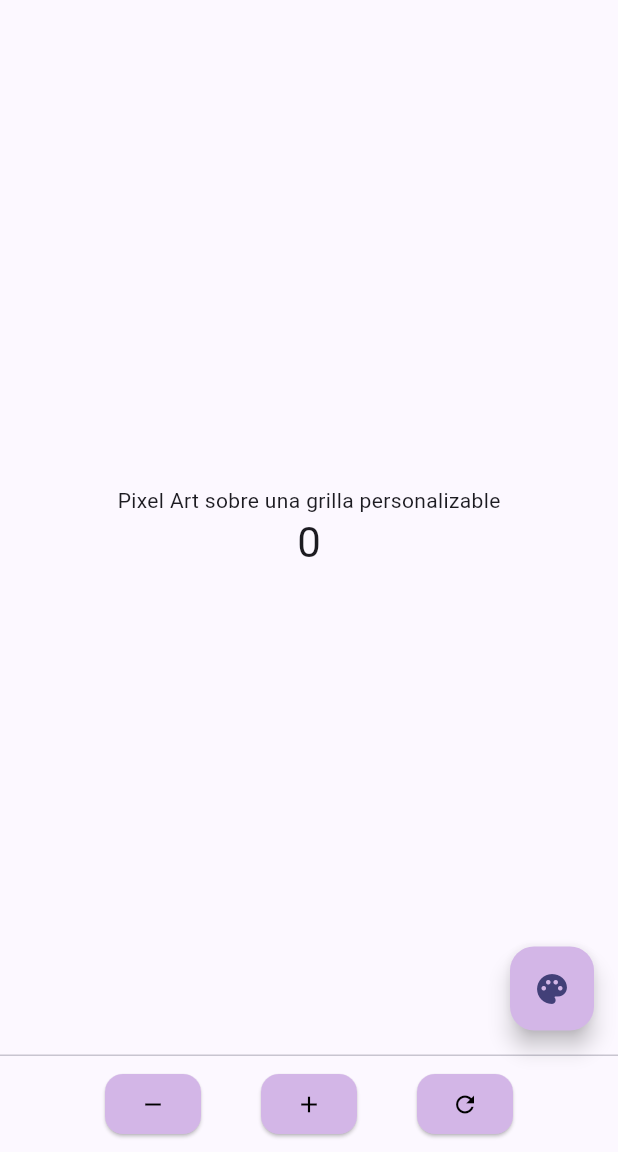
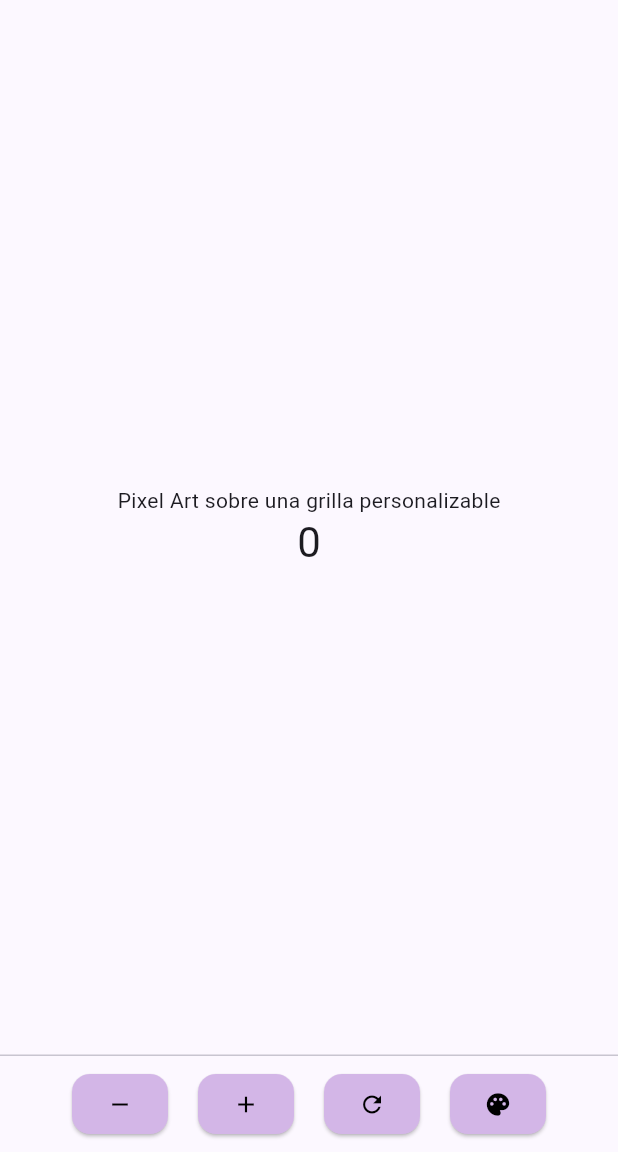
Before and after one commit to Bastian-Correa/3479A321_2023479046, a Flutter app: the screen it shows after launch, on a phone screen of 412 x 824 dp, the part 84-1236 px from its top. Run offline on Flutter 3.47's test engine with Material 3 defaults, Android fonts, the phone set to English and light mode, and no system bars.

Commit message:
Cambios de repeticiones inecesarios
Cambie el codigo original que tenia sobre los botones para hacer que en vez de hacer las cosas idependientes ya sea el ElevatedButton o entre otras funciones, hacerlo de forma mas directa para todos haciendo menos repetición de codigo, para que estuvieran refactirizados correctamente. Ademas el cambio que hice del botón de paleta, reubique el botón de la paleta abajo con los demas adaptandolos con ellos.

```diff
--- a/Lab2/lab2/lib/main.dart
+++ b/Lab2/lab2/lib/main.dart
@@ -31,9 +31,13 @@ class MyHomePage extends StatefulWidget {
 class _MyHomePageState extends State<MyHomePage> {
   int _counter = 0;
 
-  //Color para todo (App y botones)
+  //Color para todo (App y botones al comenzar al app)
   Color _themeColor = const Color.fromARGB(255, 211, 182, 231);
 
+  //Valor de reinicio (es 0)
+  static const int _defaultCounter = 0;
+
+  //Para Aumentar
   void _incrementCounter() {
     setState(() {
       _counter++;
@@ -50,7 +54,7 @@ class _MyHomePageState extends State<MyHomePage> {
   //Para reiniciar
   void _resetCounter() {
     setState(() {
-      _counter = 0;
+      _counter = _defaultCounter; // Usa constante
     });
   }
 
@@ -105,11 +109,99 @@ class _MyHomePageState extends State<MyHomePage> {
     );
   }
 
+  // Metodo que concentra "todos" los botones al pie
+  List<Widget> _buildFooterButtons() {
+    return [
+      Row(
+        mainAxisAlignment: MainAxisAlignment.center,
+        children: [
+          // Botón de Menos
+          ElevatedButton(
+            onPressed: _decrementCounter,
+            style: ElevatedButton.styleFrom(
+              shape: RoundedRectangleBorder(
+                borderRadius: BorderRadius.circular(
+                  12,
+                ), // Botón Cubito semicircular
+              ),
+              padding: const EdgeInsets.all(5), // Espacio alrededor del icono
+              backgroundColor: _themeColor, // Color asignado de paleta
+            ),
+            child: const Icon(
+              Icons.remove,
+              color: Color.fromARGB(255, 0, 0, 0),
+            ), // Icono dentro
+          ),
+
+          const SizedBox(width: 20),
+
+          // Botón de Más
+          ElevatedButton(
+            onPressed: _incrementCounter,
+            style: ElevatedButton.styleFrom(
+              shape: RoundedRectangleBorder(
+                borderRadius: BorderRadius.circular(
+                  12,
+                ), // Botón Cubito semicircular
+              ),
+              padding: const EdgeInsets.all(5), // Espacio alrededor del icono
+              backgroundColor: _themeColor, // Color asignado de paleta
+            ),
+            child: const Icon(
+              Icons.add,
+              color: Color.fromARGB(255, 0, 0, 0),
+            ), // Icono dentro
+          ),
+
+          const SizedBox(width: 20),
+
+          // Botón de Reiniciar
+          ElevatedButton(
+            onPressed: _resetCounter,
+            style: ElevatedButton.styleFrom(
+              shape: RoundedRectangleBorder(
+                borderRadius: BorderRadius.circular(
+                  12,
+                ), // Botón Cubito semicircular
+              ),
+              padding: const EdgeInsets.all(5), // Espacio alrededor del icono
+              backgroundColor: _themeColor, // Color asignado de paleta
+            ),
+            child: const Icon(
+              Icons.refresh,
+              color: Color.fromARGB(255, 0, 0, 0),
+            ), // Icono dentro
+          ),
+
+          const SizedBox(width: 20),
+
+          // Botón de paleta, abajo en el pie con los demas botones
+          ElevatedButton(
+            onPressed: _palette,
+            style: ElevatedButton.styleFrom(
+              shape: RoundedRectangleBorder(
+                borderRadius: BorderRadius.circular(
+                  12,
+                ), // Botón Cubito semicircular
+              ),
+              padding: const EdgeInsets.all(5), // Espacio alrededor del icono
+              backgroundColor: _themeColor, // Color asignado de paleta
+            ),
+            child: const Icon(
+              Icons.palette,
+              color: Color.fromARGB(255, 0, 0, 0),
+            ), // Icono dentro
+          ),
+        ],
+      ),
+    ];
+  }
+
   @override
   Widget build(BuildContext context) {
     return Scaffold(
       appBar: AppBar(
-        backgroundColor: _themeColor, //Usa el color elegido de la paleta
+        backgroundColor: _themeColor, // Usa el color elegido de la paleta
         title: Text(widget.title),
       ),
       body: Center(
@@ -124,75 +216,7 @@ class _MyHomePageState extends State<MyHomePage> {
           ],
         ),
       ),
-
-      //Botón de Paleta
-      floatingActionButton: FloatingActionButton(
-        onPressed: _palette,
-        tooltip: 'Elegir color',
-        backgroundColor: _themeColor,
-        child: const Icon(Icons.palette),
-      ),
-
-      //Botones de abajo
-      persistentFooterButtons: [
-        Row(
-          mainAxisAlignment: MainAxisAlignment.center,
-          children: [
-            ElevatedButton(
-              onPressed: _decrementCounter, //Botón de Menos
-              style: ElevatedButton.styleFrom(
-                shape: RoundedRectangleBorder(
-                  borderRadius: BorderRadius.circular(
-                    12,
-                  ), ////Botón Cubito semicircular
-                ),
-                padding: const EdgeInsets.all(10), //Espacio alrededor del icono
-                backgroundColor: _themeColor, //Color asignado de paleta
-              ),
-              child: const Icon(
-                Icons.remove,
-                color: Color.fromARGB(255, 0, 0, 0),
-              ), //Icono dentro
-            ),
-
-            const SizedBox(width: 40),
-            ElevatedButton(
-              onPressed: _incrementCounter, //Botón de Mas
-              style: ElevatedButton.styleFrom(
-                shape: RoundedRectangleBorder(
-                  borderRadius: BorderRadius.circular(
-                    12,
-                  ), ////Botón Cubito semicircular
-                ),
-                padding: const EdgeInsets.all(10), //Espacio alrededor del icono
-                backgroundColor: _themeColor, //Color asignado de paleta
-              ),
-              child: const Icon(
-                Icons.add,
-                color: Color.fromARGB(255, 0, 0, 0),
-              ), //Icono dentro
-            ),
-
-            const SizedBox(width: 40),
-            ElevatedButton(
-              onPressed: _resetCounter, //Botón de Reiniciar
-              style: ElevatedButton.styleFrom(
-                shape: RoundedRectangleBorder(
-                  borderRadius: BorderRadius.circular(
-                    12,
-                  ), ////Botón Cubito semicircular
-                ),
-                padding: const EdgeInsets.all(10), //Espacio alrededor del icono
-                backgroundColor: _themeColor, //Color asignado de paleta
-              ),
-              child: const Icon(
-                Icons.refresh,
-                color: Color.fromARGB(255, 0, 0, 0),
-              ), //Icono dentro
-            ),
-          ],
-        ),
-      ],
+      persistentFooterButtons: _buildFooterButtons(),
     );
   }
 }
```
